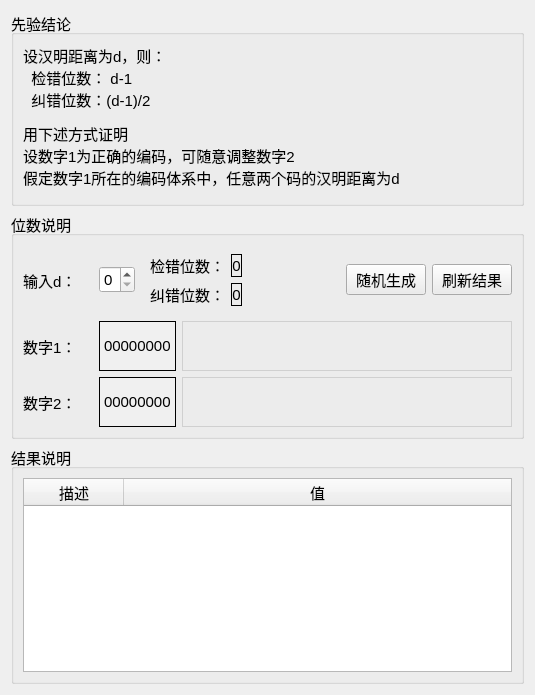
Above: forms/herr.ui from FrancisOWO/HammingCode before the change. Below: the same form after it.
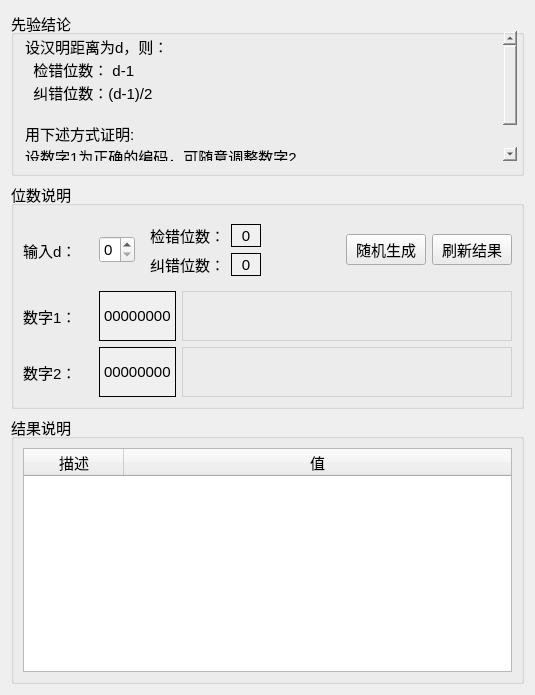
That is the form after the change.

Commit message: 补充后端函数，前端动态更新海明码/校验码/数据码位数

The edit to the form file:
```diff
--- a/forms/herr.ui
+++ b/forms/herr.ui
@@ -16,11 +16,17 @@
   <layout class="QVBoxLayout" name="verticalLayout_2">
    <item>
     <widget class="QGroupBox" name="groupBox_2">
-     <property name="sizePolicy">
-      <sizepolicy hsizetype="Preferred" vsizetype="Preferred">
-       <horstretch>0</horstretch>
-       <verstretch>0</verstretch>
-      </sizepolicy>
+     <property name="minimumSize">
+      <size>
+       <width>0</width>
+       <height>165</height>
+      </size>
+     </property>
+     <property name="maximumSize">
+      <size>
+       <width>16777215</width>
+       <height>165</height>
+      </size>
      </property>
      <property name="font">
       <font>
@@ -30,64 +36,38 @@
      <property name="title">
       <string>先验结论</string>
      </property>
-     <layout class="QVBoxLayout" name="verticalLayout_3">
-      <item>
-       <widget class="QLabel" name="label_6">
-        <property name="minimumSize">
-         <size>
-          <width>400</width>
-          <height>55</height>
-         </size>
-        </property>
-        <property name="text">
-         <string>设汉明距离为d，则：
-  检错位数： d-1
-  纠错位数：(d-1)/2</string>
-        </property>
-       </widget>
-      </item>
-      <item>
-       <spacer name="verticalSpacer">
-        <property name="orientation">
-         <enum>Qt::Vertical</enum>
-        </property>
-        <property name="sizeType">
-         <enum>QSizePolicy::Fixed</enum>
-        </property>
-        <property name="sizeHint" stdset="0">
-         <size>
-          <width>20</width>
-          <height>5</height>
-         </size>
-        </property>
-       </spacer>
-      </item>
-      <item>
-       <widget class="QLabel" name="label">
-        <property name="text">
-         <string>用下述方式证明
-设数字1为正确的编码，可随意调整数字2
-假定数字1所在的编码体系中，任意两个码的汉明距离为d</string>
-        </property>
-       </widget>
-      </item>
-      <item>
-       <spacer name="verticalSpacer_2">
-        <property name="orientation">
-         <enum>Qt::Vertical</enum>
-        </property>
-        <property name="sizeType">
-         <enum>QSizePolicy::Fixed</enum>
-        </property>
-        <property name="sizeHint" stdset="0">
-         <size>
-          <width>20</width>
-          <height>5</height>
-         </size>
-        </property>
-       </spacer>
-      </item>
-     </layout>
+     <widget class="QTextBrowser" name="textBrowser">
+      <property name="geometry">
+       <rect>
+        <x>10</x>
+        <y>20</y>
+        <width>496</width>
+        <height>130</height>
+       </rect>
+      </property>
+      <property name="maximumSize">
+       <size>
+        <width>16777215</width>
+        <height>130</height>
+       </size>
+      </property>
+      <property name="styleSheet">
+       <string notr="true">background:transparent;border:0px</string>
+      </property>
+      <property name="html">
+       <string>&lt;!DOCTYPE HTML PUBLIC &quot;-//W3C//DTD HTML 4.0//EN&quot; &quot;http://www.w3.org/TR/REC-html40/strict.dtd&quot;&gt;
+&lt;html&gt;&lt;head&gt;&lt;meta name=&quot;qrichtext&quot; content=&quot;1&quot; /&gt;&lt;style type=&quot;text/css&quot;&gt;
+p, li { white-space: pre-wrap; }
+&lt;/style&gt;&lt;/head&gt;&lt;body style=&quot; font-family:'SimSun'; font-size:11pt; font-weight:400; font-style:normal;&quot;&gt;
+&lt;p style=&quot; margin-top:0px; margin-bottom:0px; margin-left:0px; margin-right:0px; -qt-block-indent:0; text-indent:0px;&quot;&gt;设汉明距离为d，则：&lt;/p&gt;
+&lt;p style=&quot; margin-top:0px; margin-bottom:0px; margin-left:0px; margin-right:0px; -qt-block-indent:0; text-indent:0px;&quot;&gt;  检错位数： d-1&lt;/p&gt;
+&lt;p style=&quot; margin-top:0px; margin-bottom:0px; margin-left:0px; margin-right:0px; -qt-block-indent:0; text-indent:0px;&quot;&gt;  纠错位数：(d-1)/2&lt;/p&gt;
+&lt;p style=&quot;-qt-paragraph-type:empty; margin-top:0px; margin-bottom:0px; margin-left:0px; margin-right:0px; -qt-block-indent:0; text-indent:0px;&quot;&gt;&lt;br /&gt;&lt;/p&gt;
+&lt;p style=&quot; margin-top:0px; margin-bottom:0px; margin-left:0px; margin-right:0px; -qt-block-indent:0; text-indent:0px;&quot;&gt;用下述方式证明:&lt;/p&gt;
+&lt;p style=&quot; margin-top:0px; margin-bottom:0px; margin-left:0px; margin-right:0px; -qt-block-indent:0; text-indent:0px;&quot;&gt;设数字1为正确的编码，可随意调整数字2&lt;/p&gt;
+&lt;p style=&quot; margin-top:0px; margin-bottom:0px; margin-left:0px; margin-right:0px; -qt-block-indent:0; text-indent:0px;&quot;&gt;假定数字1所在的编码体系中，任意两个码的汉明距离为d&lt;/p&gt;&lt;/body&gt;&lt;/html&gt;</string>
+      </property>
+     </widget>
     </widget>
    </item>
    <item>
@@ -170,6 +150,15 @@
            </item>
            <item row="2" column="1">
             <widget class="QLabel" name="label_correct">
+             <property name="minimumSize">
+              <size>
+               <width>30</width>
+               <height>20</height>
+              </size>
+             </property>
+             <property name="styleSheet">
+              <string notr="true">background:#F0F0F0</string>
+             </property>
              <property name="frameShape">
               <enum>QFrame::Box</enum>
              </property>
@@ -192,10 +181,13 @@
             <widget class="QLabel" name="label_check">
              <property name="minimumSize">
               <size>
-               <width>0</width>
-               <height>0</height>
+               <width>30</width>
+               <height>20</height>
               </size>
              </property>
+             <property name="styleSheet">
+              <string notr="true">background:#F0F0F0</string>
+             </property>
              <property name="frameShape">
               <enum>QFrame::Box</enum>
              </property>
@@ -430,6 +422,9 @@
      <layout class="QGridLayout" name="gridLayout">
       <item row="0" column="0">
        <widget class="QTableWidget" name="resTable">
+        <property name="styleSheet">
+         <string notr="true">border:.5px solid #D8D8D8</string>
+        </property>
         <property name="editTriggers">
          <set>QAbstractItemView::NoEditTriggers</set>
         </property>
```
The commit also changes 9 other files.
